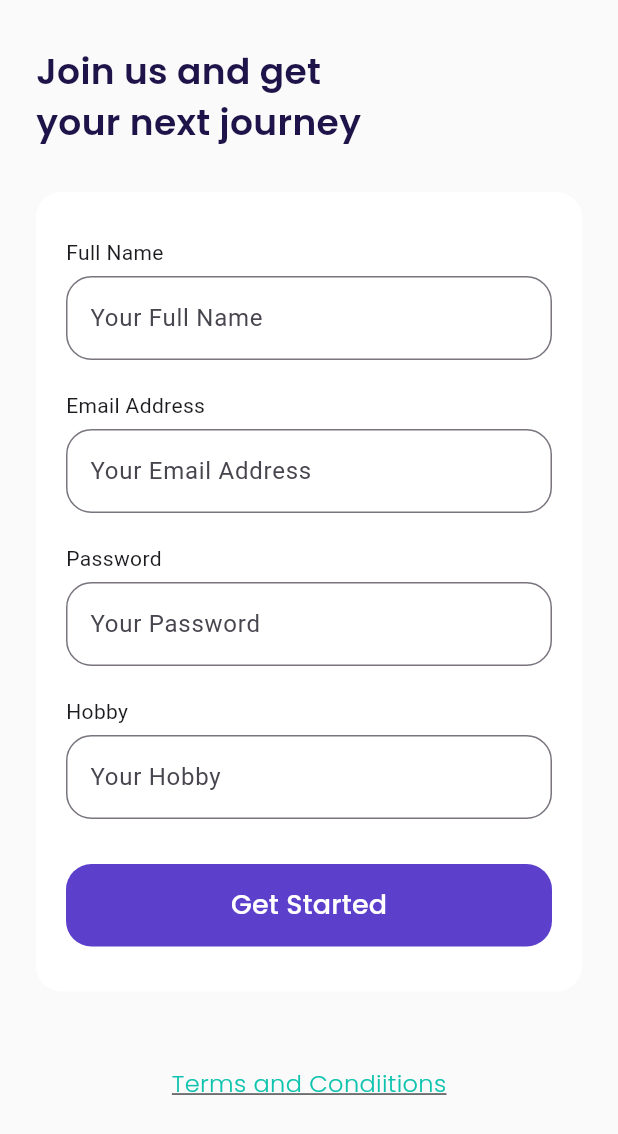
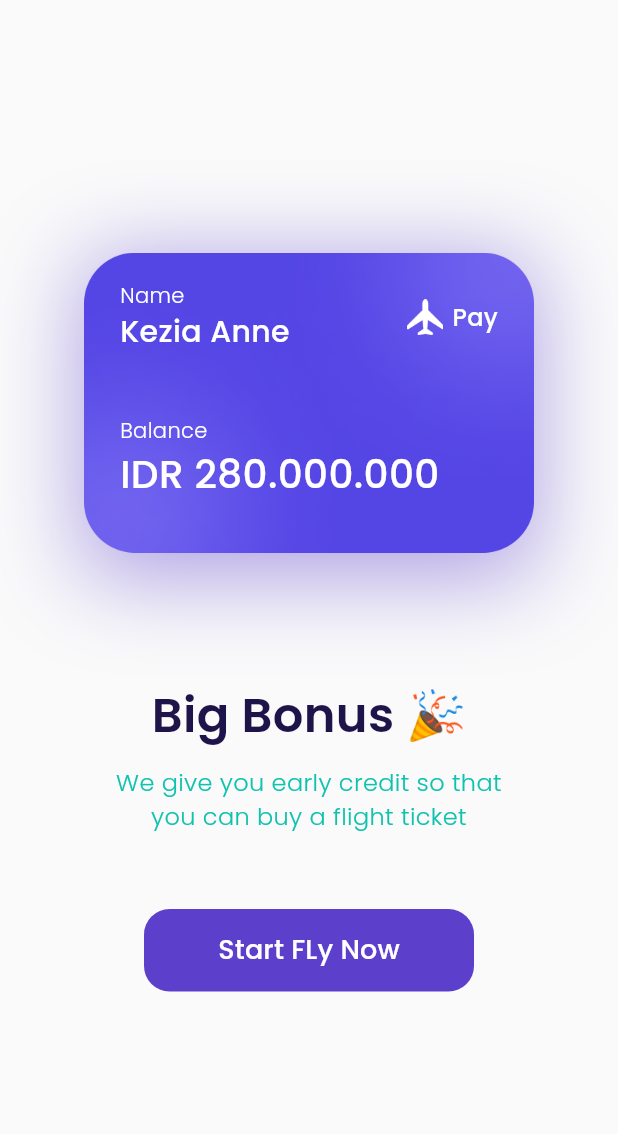
Before and after one commit to Fatahillah-13/airplane, a Flutter app: the SignUpPage screen opened by its route, after a tap on "Get Started", on a phone screen of 412 x 824 dp. Shown: the top 1134 px of the screen. Run offline on Flutter 3.47's test engine with Material 3 defaults, Android fonts, the phone set to English and light mode, and no system bars; our stand-ins replace google_fonts.

Commit message:
Create bonus_page

```diff
--- a/lib/main.dart
+++ b/lib/main.dart
@@ -1,5 +1,6 @@
 // ignore_for_file: prefer_const_constructors
 
+import 'package:airplane/ui/pages/bonus_page.dart';
 import 'package:airplane/ui/pages/get_started_page.dart';
 import 'package:airplane/ui/pages/sign_up_page.dart';
 import 'package:flutter/material.dart';
@@ -21,6 +22,7 @@ class MyApp extends StatelessWidget {
         '/': (context) => SplashPage(),
         '/get-started': (context) => GetStartedPage(),
         '/sign-up': (context) => SignUpPage(),
+        '/bonus': (context) => BonusPage(),
       },
     );
   }
--- /dev/null
+++ b/lib/ui/pages/bonus_page.dart
@@ -0,0 +1,174 @@
+// ignore_for_file: prefer_const_constructors, prefer_const_literals_to_create_immutables
+
+import 'package:flutter/material.dart';
+import 'package:flutter/widgets.dart';
+import '../../shared/theme.dart';
+
+class BonusPage extends StatelessWidget {
+  const BonusPage({super.key});
+
+  @override
+  Widget build(BuildContext context) {
+    Widget bonusCard() {
+      return Container(
+        height: 211,
+        width: 300,
+        padding: EdgeInsets.all(
+          defaultMargin,
+        ),
+        decoration: BoxDecoration(
+          image: DecorationImage(
+            image: AssetImage(
+              'assets/image_card.png',
+            ),
+          ),
+          boxShadow: [
+            BoxShadow(
+              color: kPrimaryColor.withOpacity(0.5),
+              blurRadius: 50,
+              offset: Offset(0, 10),
+            ),
+          ],
+        ),
+        child: Column(
+          crossAxisAlignment: CrossAxisAlignment.start,
+          children: [
+            Row(
+              children: [
+                Expanded(
+                  child: Column(
+                    crossAxisAlignment: CrossAxisAlignment.start,
+                    children: [
+                      Text(
+                        'Name',
+                        style: whiteTextStyle.copyWith(
+                          fontWeight: light,
+                        ),
+                      ),
+                      Text(
+                        'Kezia Anne',
+                        style: whiteTextStyle.copyWith(
+                          fontSize: 20,
+                          fontWeight: medium,
+                        ),
+                        overflow: TextOverflow.ellipsis,
+                      ),
+                    ],
+                  ),
+                ),
+                Container(
+                  width: 24,
+                  height: 24,
+                  margin: EdgeInsets.only(right: 6),
+                  decoration: BoxDecoration(
+                    image: DecorationImage(
+                      image: AssetImage('assets/icon_plane.png'),
+                    ),
+                  ),
+                ),
+                Text(
+                  'Pay',
+                  style: whiteTextStyle.copyWith(
+                    fontSize: 16,
+                    fontWeight: medium,
+                  ),
+                ),
+              ],
+            ),
+            SizedBox(
+              height: 41,
+            ),
+            Text(
+              'Balance',
+              style: whiteTextStyle.copyWith(
+                fontSize: 14,
+                fontWeight: light,
+              ),
+            ),
+            Text(
+              'IDR 280.000.000',
+              style: whiteTextStyle.copyWith(
+                fontSize: 26,
+                fontWeight: medium,
+              ),
+            ),
+          ],
+        ),
+      );
+    }
+
+    Widget title() {
+      return Container(
+        margin: EdgeInsets.only(
+          top: 80,
+        ),
+        child: Text(
+          'Big Bonus 🎉',
+          style: blackTextStyle.copyWith(
+            fontSize: 32,
+            fontWeight: semibold,
+          ),
+        ),
+      );
+    }
+
+    Widget subtitle() {
+      return Container(
+        margin: EdgeInsets.only(
+          top: 10,
+        ),
+        child: Text(
+          'We give you early credit so that\nyou can buy a flight ticket',
+          style: greyTextStyle.copyWith(
+            fontSize: 16,
+            fontWeight: light,
+          ),
+          textAlign: TextAlign.center,
+        ),
+      );
+    }
+
+    Widget startButton() {
+      return Container(
+        margin: EdgeInsets.only(top: 50),
+        width: 220,
+        height: 55,
+        child: TextButton(
+          onPressed: () {
+            Navigator.pushNamed(context, '/bonus');
+          },
+          style: TextButton.styleFrom(
+            backgroundColor: kPrimaryColor,
+            shape: RoundedRectangleBorder(
+              borderRadius: BorderRadius.circular(
+                defaultRadius,
+              ),
+            ),
+          ),
+          child: Text(
+            'Start FLy Now',
+            style: whiteTextStyle.copyWith(
+              fontSize: 18,
+              fontWeight: medium,
+            ),
+          ),
+        ),
+      );
+    }
+
+    return Scaffold(
+      backgroundColor: kBackgroundColor,
+      body: Center(
+        child: Column(
+          mainAxisAlignment: MainAxisAlignment.center,
+          children: [
+            bonusCard(),
+            title(),
+            subtitle(),
+            startButton(),
+          ],
+        ),
+      ),
+    );
+  }
+}
--- a/lib/ui/pages/sign_up_page.dart
+++ b/lib/ui/pages/sign_up_page.dart
@@ -180,7 +180,9 @@ class SignUpPage extends StatelessWidget {
           width: double.infinity,
           height: 55,
           child: TextButton(
-            onPressed: () {},
+            onPressed: () {
+              Navigator.pushNamed(context, '/bonus');
+            },
             style: TextButton.styleFrom(
               backgroundColor: kPrimaryColor,
               shape: RoundedRectangleBorder(
```
